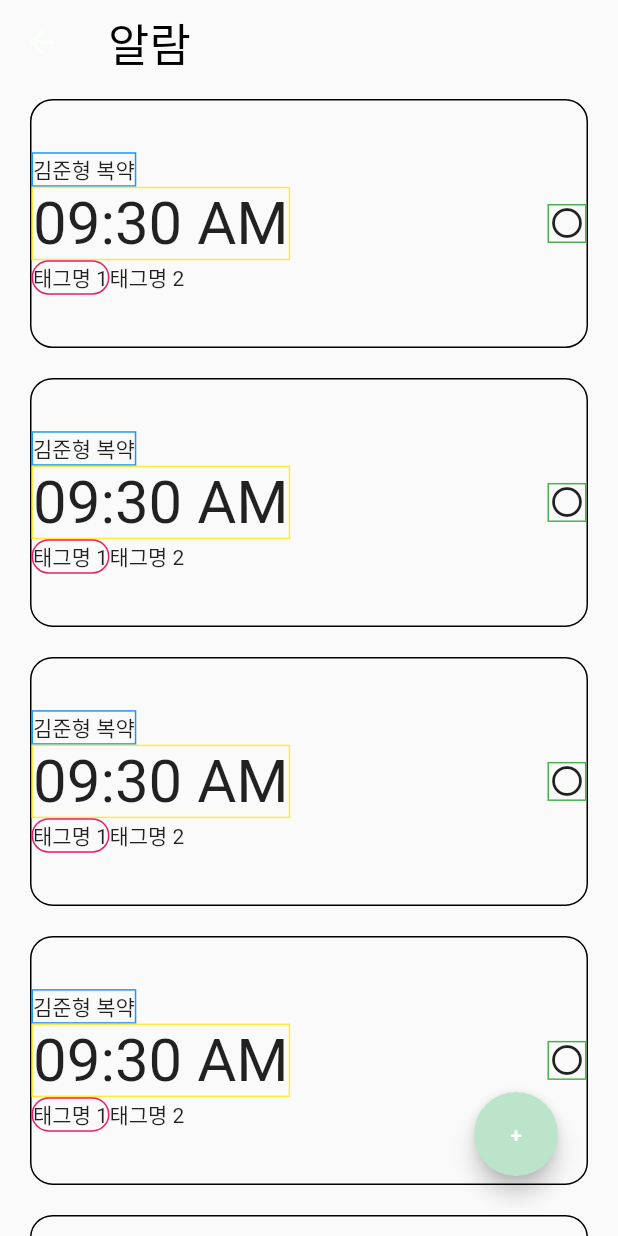
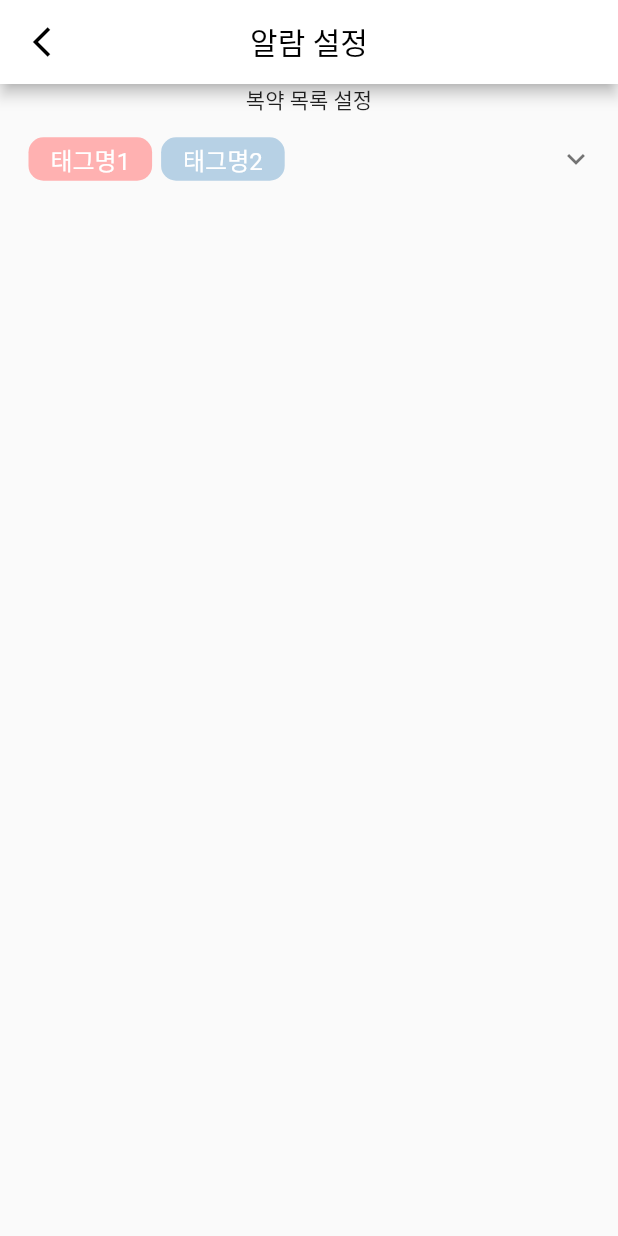
Before and after one commit to AI-FOR-ALL-I/YakChaCha, a Flutter app: the AlarmPage screen opened directly, after a tap on an icon or button, on a phone screen of 412 x 824 dp. Run offline on Flutter 3.47's test engine with Material 2 defaults, Android fonts, the phone set to English and light mode, and no system bars; missing offline and left inert: kakao_flutter_sdk, textfield_tags.

Commit message:
[S08P22A803-168] Feat: 알림 설정 페이지 생성, 태그 선택기 구현중

```diff
--- /dev/null
+++ b/frontend/lib/screens/alarm/alarm_create_page.dart
@@ -0,0 +1,27 @@
+import 'package:flutter/material.dart';
+import 'package:frontend/widgets/common/simple_app_bar.dart';
+import 'package:frontend/widgets/common/tag_picker.dart';
+import 'package:frontend/widgets/alarm/custom_time_picker.dart';
+
+class AlarmCreatePage extends StatelessWidget {
+  const AlarmCreatePage({Key? key, required this.isCreate}) : super(key: key);
+  final bool isCreate;
+
+  @override
+  Widget build(BuildContext context) {
+    return Scaffold(
+        appBar: SimpleAppBar(
+            title: isCreate
+                ? '알람 설정'
+                : '알람 수정'), //TODO: 알람 수정인 경우에는 simpeAppBar에 알람삭제 버튼!
+        body: Column(
+          children: [
+            // CustomTimePicker(),
+            Text('복약 목록 설정'),
+            TagPicker(),
+            Container(), // 약 추가 하는 버튼
+            // ListView() // 약 목록
+          ],
+        ));
+  }
+}
--- a/frontend/lib/screens/alarm_page.dart
+++ b/frontend/lib/screens/alarm_page.dart
@@ -1,5 +1,6 @@
 import 'package:flutter/material.dart';
 import 'package:frontend/widgets/alarm/alarm_widget.dart';
+import 'package:frontend/screens/alarm/alarm_create_page.dart';
 
 class AlarmPage extends StatelessWidget {
   const AlarmPage({Key? key}) : super(key: key);
@@ -30,7 +31,14 @@ class AlarmPage extends StatelessWidget {
                 right: 40,
                 child: FloatingActionButton(
                     backgroundColor: Theme.of(context).colorScheme.primary,
-                    onPressed: () {},
+                    onPressed: () {
+                      Navigator.push(
+                          context,
+                          MaterialPageRoute(
+                              builder: (context) => AlarmCreatePage(
+                                    isCreate: true,
+                                  )));
+                    },
                     child: Text('+', style: TextStyle(color: Colors.white))),
               )
             ],
--- a/frontend/lib/screens/register_page.dart
+++ b/frontend/lib/screens/register_page.dart
@@ -15,7 +15,6 @@ class RegisterPage extends StatelessWidget {
             margin: EdgeInsets.all(10),
             decoration: BoxDecoration(
                 borderRadius: BorderRadius.circular(10),
-                border: Border.all(color: Colors.red),
                 color: Color(0xFFE1E1E1)),
             child: Row(children: [
               Container(
@@ -35,7 +34,6 @@ class RegisterPage extends StatelessWidget {
                 margin: EdgeInsets.fromLTRB(20, 10, 20, 10),
                 decoration: BoxDecoration(
                     borderRadius: BorderRadius.circular(10),
-                    border: Border.all(color: Colors.red),
                     color: Color(0xFFBBE4CB)),
                 child: Icon(Icons.add, color: Colors.white))),
         Expanded(
--- a/frontend/lib/widgets/common/simple_app_bar.dart
+++ b/frontend/lib/widgets/common/simple_app_bar.dart
@@ -1,4 +1,5 @@
 import 'package:flutter/material.dart';
+import 'package:frontend/screens/alarm_page.dart';
 
 class SimpleAppBar extends StatelessWidget implements PreferredSizeWidget {
   final String title;
@@ -17,6 +18,21 @@ class SimpleAppBar extends StatelessWidget implements PreferredSizeWidget {
       ),
       title: Text(title, style: TextStyle(color: Colors.black)),
       centerTitle: true,
+      actions: [
+        if (title == '알람 수정')
+          TextButton(
+              onPressed: () {
+                // TODO: 만약에 알람을 삭제하고 알람 메인 페이지로 이동하면, 뒤로가기 눌렀을 때 어떻게 되는 거지..?
+                Navigator.push(context,
+                    MaterialPageRoute(builder: (context) => AlarmPage()));
+              },
+              child: Text(
+                '삭제',
+                style: TextStyle(
+                  color: Colors.red,
+                ),
+              ))
+      ],
     );
   }
 
--- /dev/null
+++ b/frontend/lib/widgets/common/tag_picker.dart
@@ -0,0 +1,54 @@
+import 'package:flutter/material.dart';
+import 'package:textfield_tags/textfield_tags.dart';
+import 'package:frontend/widgets/common/tag_widget.dart';
+
+class TagPicker extends StatefulWidget {
+  TagPicker({super.key});
+
+  @override
+  State<TagPicker> createState() => _TagPickerState();
+}
+
+class _TagPickerState extends State<TagPicker> {
+  List<List<Object>> selectedTagList = [
+    ['태그명1', 1],
+    ['태그명2', 2]
+  ];
+  List<List<Object>> tagList = [
+    ['태그명1', 1],
+    ['태그명2', 2],
+    ['태그명3', 3],
+    ['태그명4', 4],
+  ];
+  @override
+  Widget build(BuildContext context) {
+    return ExpansionTile(
+      title: Row(
+        children: List.generate(selectedTagList.length, (i) {
+          String tagName = selectedTagList[i][0] as String;
+          int colorIndex = selectedTagList[i][1] as int;
+          return TagWidget(tagName: tagName, colorIndex: colorIndex);
+        }),
+      ),
+      children: [
+        GridView.builder(
+            itemCount: tagList.length,
+            shrinkWrap: true,
+            gridDelegate: SliverGridDelegateWithFixedCrossAxisCount(
+                crossAxisCount: 4,
+                // mainAxisSpacing: 10,
+                // crossAxisSpacing: 10,
+                childAspectRatio: MediaQuery.of(context).size.width *
+                    0.2 /
+                    (MediaQuery.of(context).size.width * 0.07)),
+            itemBuilder: (BuildContext context, int i) {
+              String tagName = tagList[i][0] as String;
+              int colorIndex = tagList[i][1] as int;
+              return SizedBox(
+                  height: MediaQuery.of(context).size.width * 0.07,
+                  child: TagWidget(tagName: tagName, colorIndex: colorIndex));
+            })
+      ],
+    );
+  }
+}
--- a/frontend/lib/widgets/common/tag_widget.dart
+++ b/frontend/lib/widgets/common/tag_widget.dart
@@ -17,14 +17,18 @@ class TagWidget extends StatelessWidget {
     return Padding(
       padding: const EdgeInsets.fromLTRB(3, 0, 3, 0),
       child: Container(
+        width: MediaQuery.of(context).size.width * 0.2,
+        height: MediaQuery.of(context).size.width * 0.07,
         decoration: BoxDecoration(
             color: colorPalette[colorIndex],
             borderRadius: BorderRadius.circular(10)),
         child: Padding(
           padding: const EdgeInsets.fromLTRB(5, 3, 5, 3),
-          child: Text(
-            tagName,
-            style: TextStyle(color: Colors.white),
+          child: Center(
+            child: Text(
+              tagName,
+              style: TextStyle(color: Colors.white),
+            ),
           ),
         ),
       ),
```
Also changed, not shown: frontend/lib/screens/alarm/alarm_detail_page.dart (+19 -8 lines), frontend/lib/widgets/text_search/text_search_pill_to_register.dart (+51 -20 lines), frontend/pubspec.yaml (+54 -52 lines), frontend/lib/widgets/alarm/custom_time_picker.dart (added), frontend/pubspec.lock.
